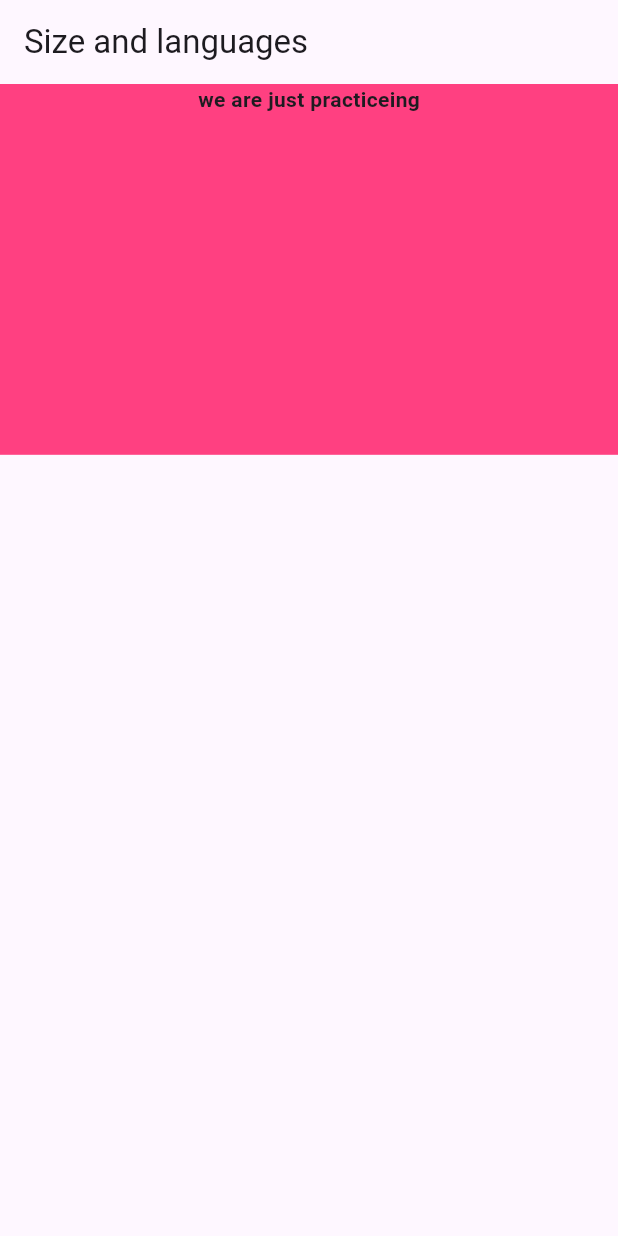
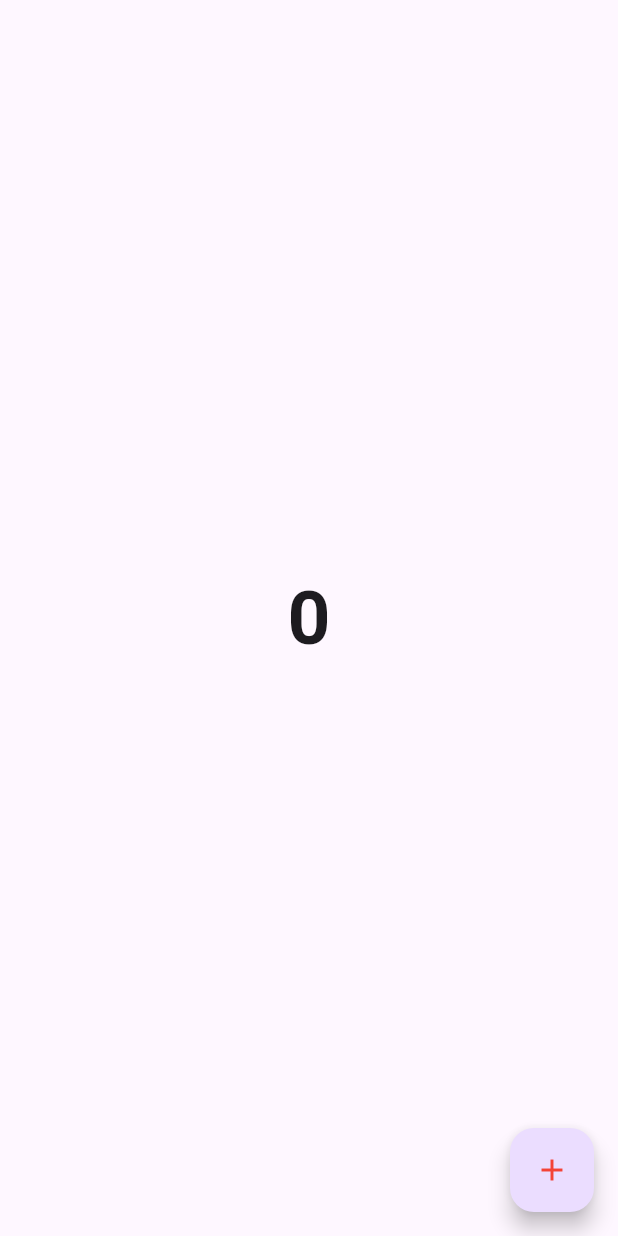
Before and after one commit to saliq03/GetX-Practice, a Flutter app: the screen it shows after launch, on a phone screen of 412 x 824 dp. Run offline on Flutter 3.47's test engine with Material 3 defaults, Android fonts, the phone set to English and light mode, and no system bars; our stand-ins replace get.

```diff
--- a/lib/languages.dart
+++ b/lib/languages.dart
@@ -8,7 +8,7 @@ class Languages extends Translations{
     'name': 'saliq',
     'message': "we are just practiceing"
   },
-    'ur_PAK': {
+    'ur_PK': {
       'name': 'سالک',
       'message': "ہم صرف مشق کر رہے ہیں"
     }
--- a/lib/main.dart
+++ b/lib/main.dart
@@ -5,6 +5,7 @@ import 'package:get/get.dart';
 import 'package:getx_practice/SecondScreen.dart';
 import 'package:getx_practice/languages.dart';
 import 'package:getx_practice/size_and_languages.dart';
+import 'package:getx_practice/statemangement.dart';
 
 void main() {
   runApp(const MyApp());
@@ -25,7 +26,7 @@ class MyApp extends StatelessWidget {
         colorScheme: ColorScheme.fromSeed(seedColor: Colors.deepPurple),
         useMaterial3: true,
       ),
-      home: SizeAndLanguages(),
+      home: StateManagement(),
       getPages: [
         GetPage(name:'/screeen', page: ()=>Home()),
         GetPage(name:'/screeenfirst', page: ()=>Firstscreen()),
--- /dev/null
+++ b/lib/management/counter_controller.dart
@@ -0,0 +1,9 @@
+import 'package:get/get.dart';
+
+class countercontroller extends GetxController{
+  RxInt counter=0.obs;
+
+  IncrementCounter(){
+    counter++;
+  }
+}
--- a/lib/size_and_languages.dart
+++ b/lib/size_and_languages.dart
@@ -23,7 +23,7 @@ class _SizeAndLanguagesState extends State<SizeAndLanguages> {
         width: Get.width*1,
         child: Column(
           children: [
-            Text('message'.tr,style: TextStyle(fontWeight: FontWeight.bold),)
+            Text('name'.tr,style: TextStyle(fontWeight: FontWeight.bold,fontSize: 30),)
           ],
         ),
       ),
--- /dev/null
+++ b/lib/statemangement.dart
@@ -0,0 +1,37 @@
+
+
+import 'package:flutter/cupertino.dart';
+import 'package:flutter/material.dart';
+import 'package:get/get.dart';
+import 'package:get/get_core/src/get_main.dart';
+
+
+import 'management/counter_controller.dart';
+
+
+class StateManagement extends StatefulWidget{
+  State<StateManagement> createState()=>_StateManagementState();
+  }
+
+  class _StateManagementState extends State<StateManagement>{
+   final countercontroller controller= Get.put(countercontroller());
+  int counter=0;
+  @override
+  Widget build(BuildContext context) {
+    print("rebuild");
+    return Scaffold(
+      body: Center(
+        child: Container(
+          child: Obx((){
+            return Text(controller.counter.toString(),style: TextStyle(fontSize: 50,fontWeight: FontWeight.bold),);
+          })
+        ),
+      ),
+
+      floatingActionButton: FloatingActionButton(onPressed: (){
+      controller.IncrementCounter();
+      },child: Icon(Icons.add,color: Colors.red,),),
+    );
+  }
+
+  }
```
